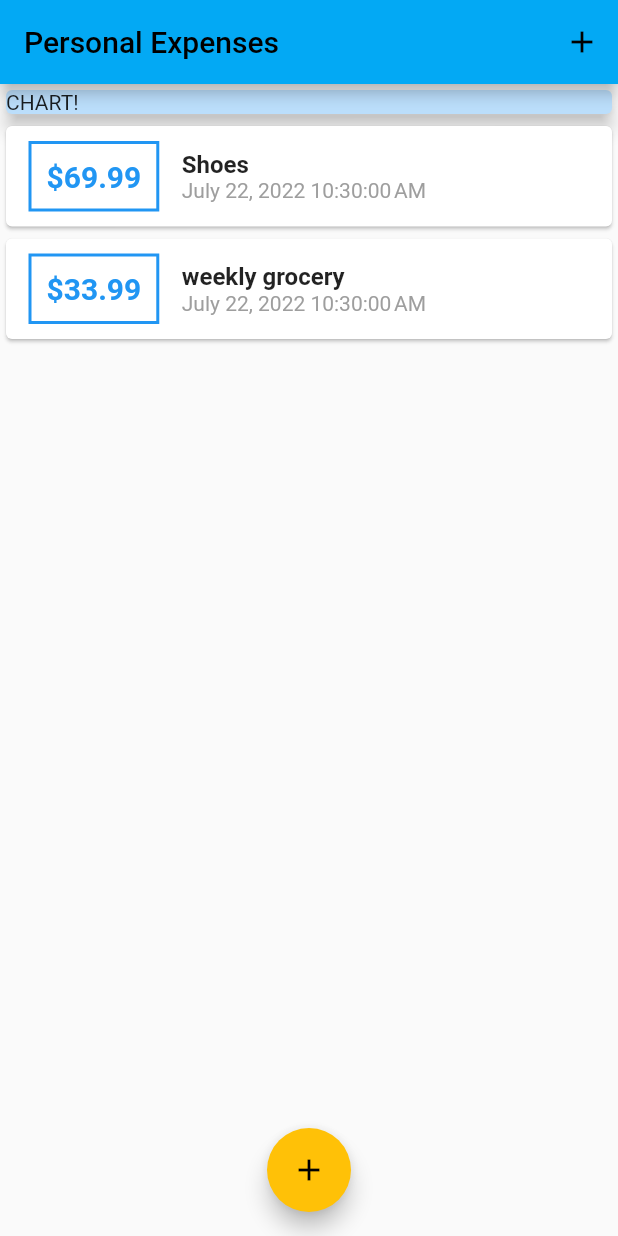
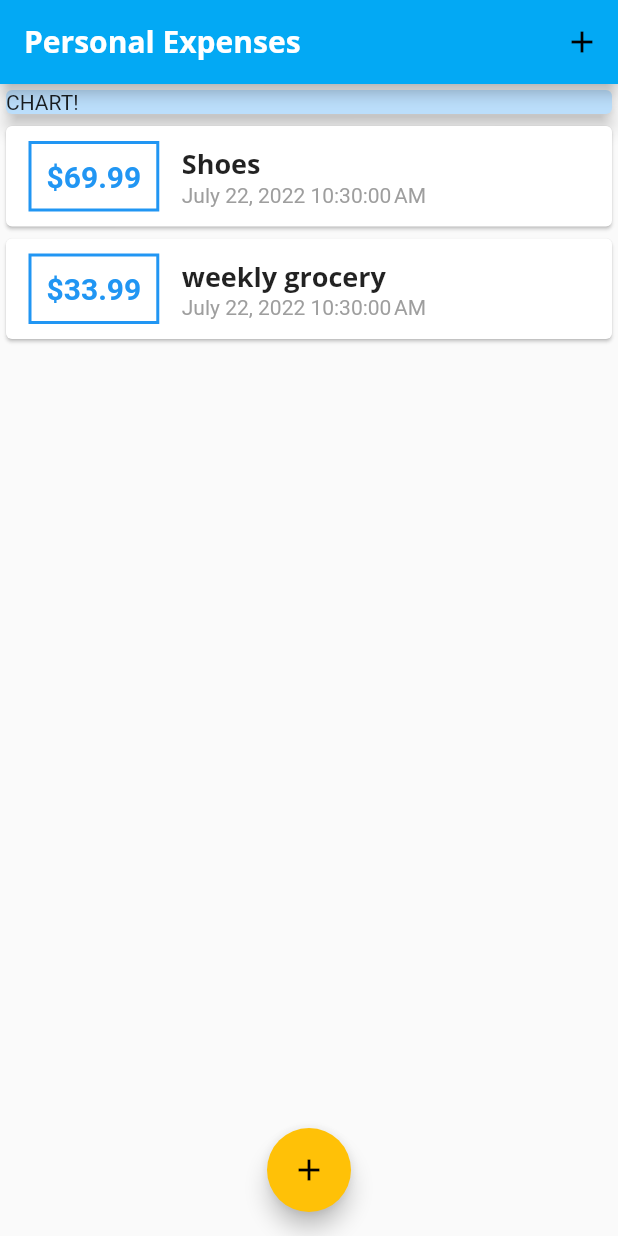
Before and after one commit to andremw96/simple_expenses_app, a Flutter app: the screen it shows after launch, on a phone screen of 412 x 824 dp. Run offline on Flutter 3.47's test engine with Material 2 defaults, Android fonts, the phone set to English and light mode, and no system bars.

Commit message:
add appbar theme, and text title theme

```diff
--- a/lib/main.dart
+++ b/lib/main.dart
@@ -19,6 +19,35 @@ class MyApp extends StatelessWidget {
       theme: ThemeData(
         colorScheme: ColorScheme.fromSwatch(primarySwatch: Colors.lightBlue)
             .copyWith(secondary: Colors.amber),
+        fontFamily: "Quicksand",
+        textTheme: ThemeData.light().textTheme.copyWith(
+              titleMedium: const TextStyle(
+                fontFamily: "OpenSans",
+                fontWeight: FontWeight.bold,
+                fontSize: 18,
+              ),
+            ),
+        appBarTheme: AppBarTheme(
+          toolbarTextStyle: ThemeData.light()
+              .textTheme
+              .copyWith(
+                titleLarge: const TextStyle(
+                  fontFamily: "OpenSans",
+                  fontSize: 20,
+                ),
+              )
+              .bodyText2,
+          titleTextStyle: ThemeData.light()
+              .textTheme
+              .copyWith(
+                titleLarge: const TextStyle(
+                  fontFamily: "OpenSans",
+                  fontSize: 20,
+                  fontWeight: FontWeight.bold,
+                ),
+              )
+              .headline6,
+        ),
       ),
       home: const MyHomePage(),
     );
--- a/lib/widgets/transaction_list.dart
+++ b/lib/widgets/transaction_list.dart
@@ -42,10 +42,7 @@ class TransactionList extends StatelessWidget {
                 children: [
                   Text(
                     transactions[index].title,
-                    style: const TextStyle(
-                      fontSize: 16,
-                      fontWeight: FontWeight.bold,
-                    ),
+                    style: Theme.of(context).textTheme.titleMedium,
                   ),
                   Text(
                     DateFormat().format(transactions[index].date),
```
Also changed, not shown: pubspec.yaml (+11 -6 lines).
